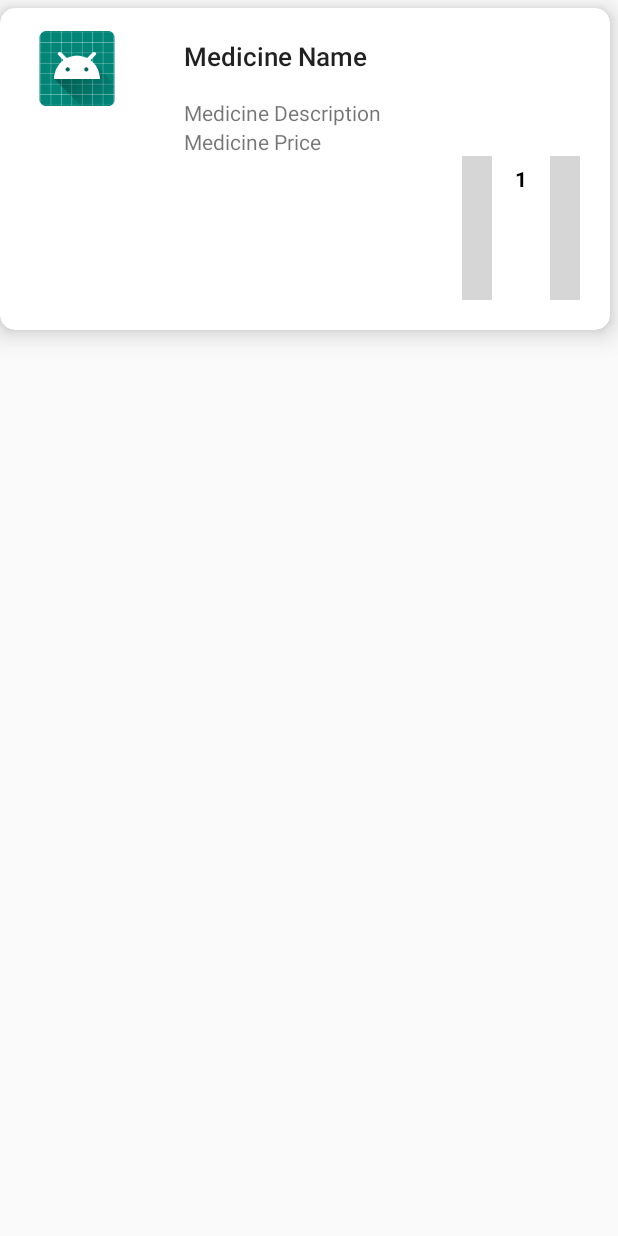
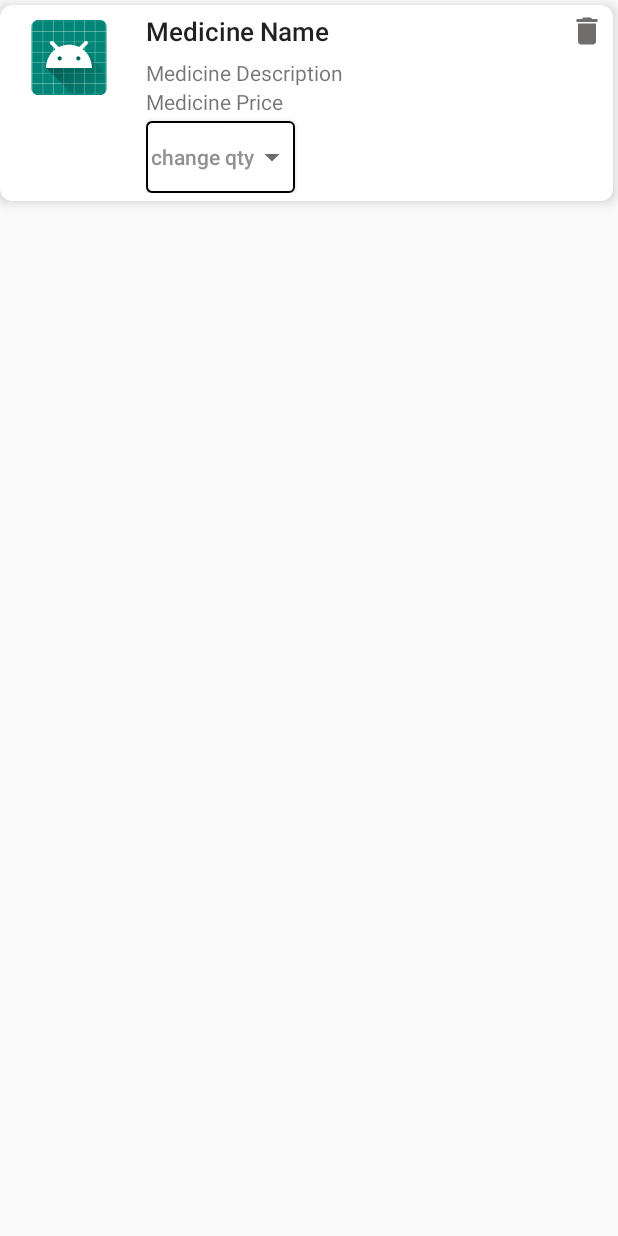
Before and after one commit to Darshana147/Practo, an Android app: the layout cart_item_list_card_view.xml on its own in the app's theme, with its tools: preview values and no code run, on a phone screen of 412 x 824 dp. Run offline under Robolectric (Android 15) with nearby library versions, the phone set to English and light mode, and no system bars; grey boxes are pictures that could not be loaded.

Commit message:
add to cart quantity done

```diff
--- a/app/src/main/java/com/example/practo/Fragments/AddToCartDialogFragment.kt
+++ b/app/src/main/java/com/example/practo/Fragments/AddToCartDialogFragment.kt
@@ -1,6 +1,5 @@
 package com.example.practo.Fragments
 
-import android.app.Dialog
 import android.content.Context
 import android.os.Bundle
 import android.support.v4.app.DialogFragment
@@ -11,14 +10,13 @@ import android.view.ViewGroup
 import android.widget.ArrayAdapter
 import android.widget.ImageView
 import android.widget.ListView
-import android.widget.Toast
 import com.example.practo.R
 import java.lang.ClassCastException
 
 class AddToCartDialogFragment:DialogFragment() {
 
     interface OnInputSelected{
-        fun sendInput(input:String)
+        fun sendItemQtyInputFromCartDialogFragment(input:String)
     }
     private lateinit var mOnInputSelected:OnInputSelected
     private lateinit var rootView:View
@@ -43,7 +41,7 @@ class AddToCartDialogFragment:DialogFragment() {
             if(value!=null&&(!value.equals("Remove Item"))) {
                 qtyArray.add(0,"Remove Item")
                 listAdapter.notifyDataSetChanged()
-                mOnInputSelected.sendInput(value)
+                mOnInputSelected.sendItemQtyInputFromCartDialogFragment(value)
             }
             dialog.dismiss()
         }
--- /dev/null
+++ b/app/src/main/java/com/example/practo/InterfaceListeners/MedicineCartListener.kt
@@ -0,0 +1,5 @@
+package com.example.practo.InterfaceListeners
+
+interface MedicineCartListener {
+    fun sendMedicineCartQuantity(cartQuantity:Int)
+}
--- /dev/null
+++ b/app/src/main/res/drawable/btn_round_edge.xml
@@ -0,0 +1,9 @@
+<?xml version="1.0" encoding="utf-8"?>
+<shape xmlns:android="http://schemas.android.com/apk/res/android"
+       android:shape="rectangle">
+    <gradient android:startColor="#ffffff"
+              android:endColor="#ffffff"
+              android:angle="90" />
+    <corners android:radius="3dp" />
+    <stroke android:width="1dp" android:color="#000000" />
+</shape>
--- /dev/null
+++ b/app/src/main/res/drawable/ic_arrow_drop_down.xml
@@ -0,0 +1,5 @@
+<vector android:height="24dp" android:tint="#706D6D"
+    android:viewportHeight="24.0" android:viewportWidth="24.0"
+    android:width="24dp" xmlns:android="http://schemas.android.com/apk/res/android">
+    <path android:fillColor="#FF000000" android:pathData="M7,10l5,5 5,-5z"/>
+</vector>
--- /dev/null
+++ b/app/src/main/res/drawable/ic_delete.xml
@@ -0,0 +1,5 @@
+<vector android:height="24dp" android:tint="#706D6D"
+    android:viewportHeight="24.0" android:viewportWidth="24.0"
+    android:width="24dp" xmlns:android="http://schemas.android.com/apk/res/android">
+    <path android:fillColor="#FF000000" android:pathData="M6,19c0,1.1 0.9,2 2,2h8c1.1,0 2,-0.9 2,-2V7H6v12zM19,4h-3.5l-1,-1h-5l-1,1H5v2h14V4z"/>
+</vector>
--- a/app/src/main/res/layout/cart_item_list_card_view.xml
+++ b/app/src/main/res/layout/cart_item_list_card_view.xml
@@ -1,11 +1,11 @@
 <?xml version="1.0" encoding="utf-8"?>
 <android.support.v7.widget.CardView
         xmlns:android="http://schemas.android.com/apk/res/android" xmlns:app="http://schemas.android.com/apk/res-auto"
-        app:cardCornerRadius="10dp"
-        android:layout_marginTop="5dp"
-        android:layout_marginBottom="5dp"
-        android:layout_marginRight="5dp"
-        app:cardElevation="10dp"
+        app:cardCornerRadius="8dp"
+        android:layout_marginTop="3dp"
+        android:layout_marginBottom="3dp"
+        android:layout_marginRight="3dp"
+        app:cardElevation="5dp"
         android:layout_width="match_parent"
         android:layout_height="wrap_content">
     <LinearLayout
@@ -15,27 +15,39 @@
 
 
         <ImageView
-                android:layout_margin="15dp"
+                android:layout_margin="10dp"
                 android:id="@+id/cart_medicine_imv"
                 android:src="@mipmap/ic_launcher"
                 android:layout_width="wrap_content"
                 android:layout_height="50dp"/>
 
         <LinearLayout
-                android:padding="10dp"
                 android:orientation="vertical"
-                android:layout_margin="10dp"
+                android:layout_margin="5dp"
                 android:layout_width="match_parent"
                 android:layout_height="wrap_content">
 
+            <LinearLayout
+                    android:orientation="horizontal"
+                    android:layout_width="match_parent"
+                    android:layout_height="wrap_content">
+
             <TextView
                     android:layout_width="match_parent"
+                    android:layout_weight="1"
                     android:text="Medicine Name"
                     android:id="@+id/cart_item_medicine_name_txv"
                     android:gravity="start"
                     android:textAppearance="@style/Base.TextAppearance.AppCompat.Body2"
                     android:textSize="17sp"
-                    android:layout_height="40dp"/>
+                    android:layout_height="30dp"/>
+
+                <ImageView
+                        android:id="@+id/remove_item_from_medicine_cart"
+                        android:src="@drawable/ic_delete"
+                        android:layout_width="wrap_content"
+                        android:layout_height="wrap_content"/>
+            </LinearLayout>
 
             <TextView
                     android:text="Medicine Description"
@@ -51,39 +63,54 @@
                     android:layout_width="match_parent"
                     android:layout_height="wrap_content"/>
 
-            <LinearLayout
-                    android:orientation="horizontal"
-                    android:gravity="end"
-                    android:layout_width="match_parent"
-                    android:layout_height="wrap_content">
+            <Button
+                    android:layout_marginTop="3dp"
+                    android:id="@+id/cart_item_count_button"
+                    android:layout_gravity="start"
+                    android:layout_marginRight="2dp"
+                    android:padding="3dp"
+                    android:backgroundTint="#000000"
+                    android:textAllCaps="false"
+                    android:background="@drawable/btn_round_edge"
+                    android:drawableEnd="@drawable/ic_arrow_drop_down"
+                    android:text="change qty"
+                    android:textColor="#929090"
+                    android:backgroundTintMode="add"
+                    android:layout_width="wrap_content"
+                    android:layout_height="wrap_content"/>
 
-                <ImageView
-                        android:id="@+id/add_item_to_cart_imv"
-                        android:src="@drawable/add"
-                        android:layout_marginRight="15dp"
-                        android:layout_width="20dp"
-                        android:layout_height="wrap_content"/>
+            <!--<LinearLayout-->
+                    <!--android:orientation="horizontal"-->
+                    <!--android:gravity="end"-->
+                    <!--android:layout_width="match_parent"-->
+                    <!--android:layout_height="wrap_content">-->
+
+                <!--<ImageView-->
+                        <!--android:id="@+id/add_item_to_cart_imv"-->
+                        <!--android:src="@drawable/add"-->
+                        <!--android:layout_marginRight="15dp"-->
+                        <!--android:layout_width="20dp"-->
+                        <!--android:layout_height="wrap_content"/>-->
 
 
-                <TextView
-                        android:text="1"
-                        android:id="@+id/count_txv"
-                        android:layout_marginTop="5dp"
-                        android:textStyle="bold"
-                        android:textColor="#000000"
-                        android:layout_width="wrap_content"
-                        android:layout_height="wrap_content"/>
+                <!--<TextView-->
+                        <!--android:text="1"-->
+                        <!--android:id="@+id/count_txv"-->
+                        <!--android:layout_marginTop="5dp"-->
+                        <!--android:textStyle="bold"-->
+                        <!--android:textColor="#000000"-->
+                        <!--android:layout_width="wrap_content"-->
+                        <!--android:layout_height="wrap_content"/>-->
 
-                <ImageView
-                        android:id="@+id/remove_item_from_cart_imv"
-                        android:src="@drawable/remove"
-                        android:layout_marginLeft="15dp"
-                        android:layout_width="20dp"
-                        android:layout_height="wrap_content"/>
-            </LinearLayout>
+                <!--<ImageView-->
+                        <!--android:id="@+id/remove_item_from_cart_imv"-->
+                        <!--android:src="@drawable/remove"-->
+                        <!--android:layout_marginLeft="15dp"-->
+                        <!--android:layout_width="20dp"-->
+                        <!--android:layout_height="wrap_content"/>-->
+            <!--</LinearLayout>-->
 
         </LinearLayout>
-
 
     </LinearLayout>
 
--- a/app/src/main/res/layout/fragment_view_cart.xml
+++ b/app/src/main/res/layout/fragment_view_cart.xml
@@ -19,6 +19,11 @@
                 android:layout_height="0dp">
 
         </android.support.v7.widget.RecyclerView>
+
+        <View
+                android:layout_width="match_parent"
+                android:layout_height="1dp"
+                android:background="#AAA4A4" />
 
 
         <Button
--- a/app/src/main/res/menu/search_medicine_toolbar_actions_menu.xml
+++ b/app/src/main/res/menu/search_medicine_toolbar_actions_menu.xml
@@ -5,7 +5,7 @@
             android:title="view cart"
             android:id="@+id/view_cart_menu_item"
             android:icon="@drawable/ic_shopping_cart"
-            app:actionLayout="@layout/custom_action_item_layout"
+            app:actionLayout="@layout/cart_badge_layout"
             app:showAsAction="always"
     >
     </item>
```
Also changed, not shown: app/src/main/java/com/example/practo/Activities/OrderMedicineActivity.kt (+6 -2 lines), app/src/main/java/com/example/practo/Adapters/MedicineCartRecyclerAdaptor.kt (+26 -2 lines), app/src/main/java/com/example/practo/Fragments/SearchMedicinesFragment.kt (+7 -2 lines), app/src/main/java/com/example/practo/Fragments/ViewCartFragment.kt (+65 -6 lines), app/src/main/java/com/example/practo/InterfaceListeners/OnChangeCartItemQtyListener.kt (added, +9 -0 lines), app/src/main/res/layout/cart_badge_layout.xml (renamed from app/src/main/res/layout/custom_action_item_layout.xml).
